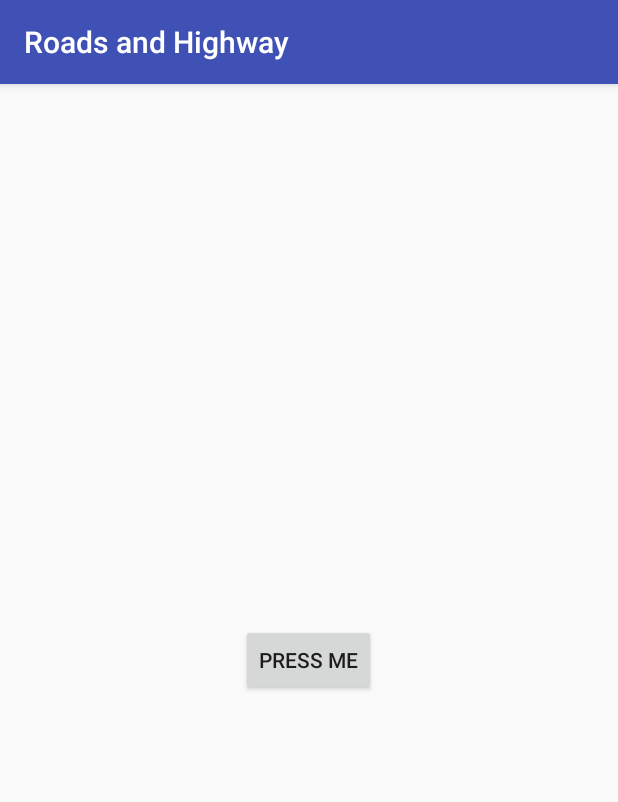
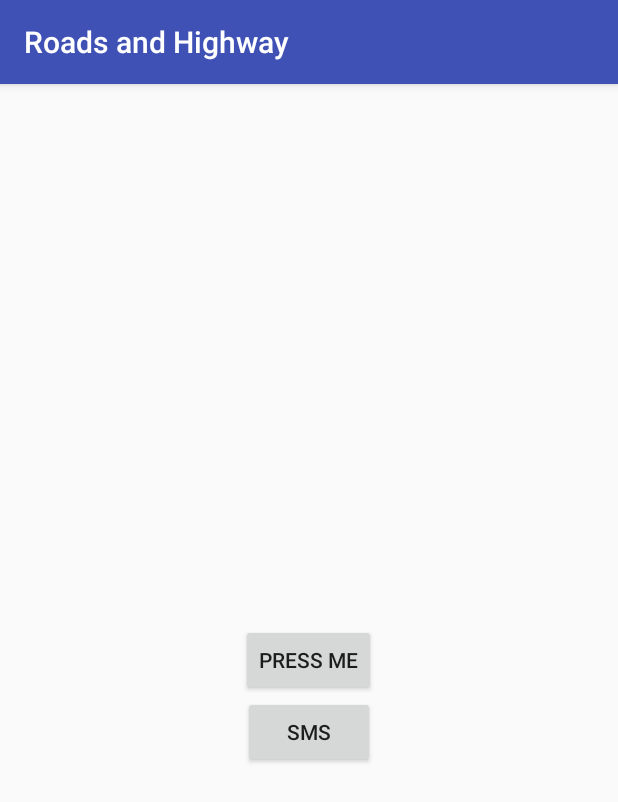
Before and after one commit to MuhtasimTanmoy/RHDapp, an Android app: the screen it shows after launch (MainActivity), on a phone screen of 412 x 824 dp. Shown: the top 802 px of the screen. Run offline under Robolectric (Android 15) with nearby library versions, the light colour scheme and no system bars; libraries missing offline, so code that uses them is left out: im.delight.android; 3 statements that could not run were skipped.

Commit message:
Embedded sms functionality added + project Structured

```diff
--- a/app/src/main/java/com/example/t/roadsandhighway/MainActivity.java
+++ b/app/src/main/java/com/example/t/roadsandhighway/Activity/MainActivity.java
@@ -1,5 +1,6 @@
-package com.example.t.roadsandhighway;
+package com.example.t.roadsandhighway.Activity;
 
+import android.content.Intent;
 import android.support.v7.app.AppCompatActivity;
 import android.os.Bundle;
 import android.util.Log;
@@ -7,9 +8,12 @@ import android.view.View;
 import android.widget.Button;
 import android.widget.Toast;
 
+import com.example.t.roadsandhighway.R;
+
 import org.json.JSONException;
 import org.json.JSONObject;
 
+import java.util.EventListener;
 import java.util.HashMap;
 import java.util.Map;
 
@@ -23,6 +27,7 @@ public class MainActivity extends AppCompatActivity implements MeteorCallback {
 
     private Meteor mMeteor;
     private Button button;
+    private Button smsActivity;
     private static String TAG = "checkThisTag";
 
     @Override
@@ -30,10 +35,11 @@ public class MainActivity extends AppCompatActivity implements MeteorCallback {
         super.onCreate(savedInstanceState);
         setContentView(R.layout.activity_main);
         button = (Button) findViewById(R.id.test);
+        smsActivity= (Button) findViewById(R.id.sendsms);
 
 
         // create a new instance
-        mMeteor = new Meteor(this, "ws://192.168.0.101:3000/websocket");
+        mMeteor = new Meteor(this, "ws://192.168.0.109:3000/websocket");
 
         // register the callback that will handle events and receive messages
         mMeteor.addCallback(this);
@@ -45,8 +51,32 @@ public class MainActivity extends AppCompatActivity implements MeteorCallback {
             @Override
             public void onClick(View v) {
 
+
+
+                meteorTestDataInsert();
+
+
+            }
+        });
+
+
+
+
+        smsActivity.setOnClickListener(new View.OnClickListener() {
+            @Override
+            public void onClick(View v) {
+                Intent intent=new Intent(MainActivity.this,SmsActivity.class);
+                startActivity(intent);
+            }
+        });
+
+
+    }
+
+
+    void meteorTestDataInsert(){
         if (mMeteor.isConnected()) {
-                    mMeteor.loginWithUsername("bishwa", "1234", new ResultListener() {
+            mMeteor.loginWithUsername("tanmoy", "tanmoy", new ResultListener() {
                 @Override
                 public void onSuccess(String result) {
                     Log.d(TAG, "Logged in: " + result);
@@ -54,7 +84,7 @@ public class MainActivity extends AppCompatActivity implements MeteorCallback {
                     String subscriptionId = mMeteor.subscribe("Statuses");
                     Toast.makeText(getApplicationContext(), Boolean.toString(mMeteor.isConnected()) + " and" + subscriptionId, Toast.LENGTH_LONG).show();
                     Map<String, Object> values = new HashMap<String, Object>();
-                            values.put("level", "TJ-1");
+                    values.put("level", "TJ-2");
                     values.put("averageSpeed", "");
                     values.put("trafficVolume", "");
                     values.put("note", "");
@@ -85,12 +115,6 @@ public class MainActivity extends AppCompatActivity implements MeteorCallback {
                 }
             });
         }
-
-
-            }
-        });
-
-
     }
 
     @Override
--- a/app/src/main/res/layout/activity_main.xml
+++ b/app/src/main/res/layout/activity_main.xml
@@ -4,7 +4,7 @@
     xmlns:tools="http://schemas.android.com/tools"
     android:layout_width="match_parent"
     android:layout_height="match_parent"
-    tools:context="com.example.t.roadsandhighway.MainActivity">
+    tools:context="com.example.t.roadsandhighway.Activity.MainActivity">
 
     <Button
         android:id="@+id/test"
@@ -14,5 +14,13 @@
         android:layout_centerVertical="true"
         android:layout_centerHorizontal="true"
         />
+    <Button
+        android:layout_width="wrap_content"
+        android:layout_height="wrap_content"
+        android:id="@+id/sendsms"
+        android:layout_below="@+id/test"
+        android:text="Sms"
+        android:layout_centerHorizontal="true"
+        />
 
 </RelativeLayout>
--- a/app/src/main/res/values/colors.xml
+++ b/app/src/main/res/values/colors.xml
@@ -3,4 +3,6 @@
     <color name="colorPrimary">#3F51B5</color>
     <color name="colorPrimaryDark">#303F9F</color>
     <color name="colorAccent">#FF4081</color>
+    <color name="white">#FFFFFF</color>
+
 </resources>
--- a/app/src/main/res/values/strings.xml
+++ b/app/src/main/res/values/strings.xml
@@ -1,3 +1,7 @@
 <resources>
     <string name="app_name">Roads and Highway</string>
+    <string name="mobile_number">Enter Mobile Number</string>
+    <string name="content">Content</string>
+    <string name="send">Send SMS</string>
+
 </resources>
```
Also changed, not shown: app/src/main/AndroidManifest.xml (+6 -1 lines), app/src/main/java/com/example/t/roadsandhighway/Activity/SmsActivity.java (added, +125 -0 lines), app/src/main/res/layout/sms_activity.xml (added, +32 -0 lines). Lines whose indentation alone changed are shown as unchanged.
